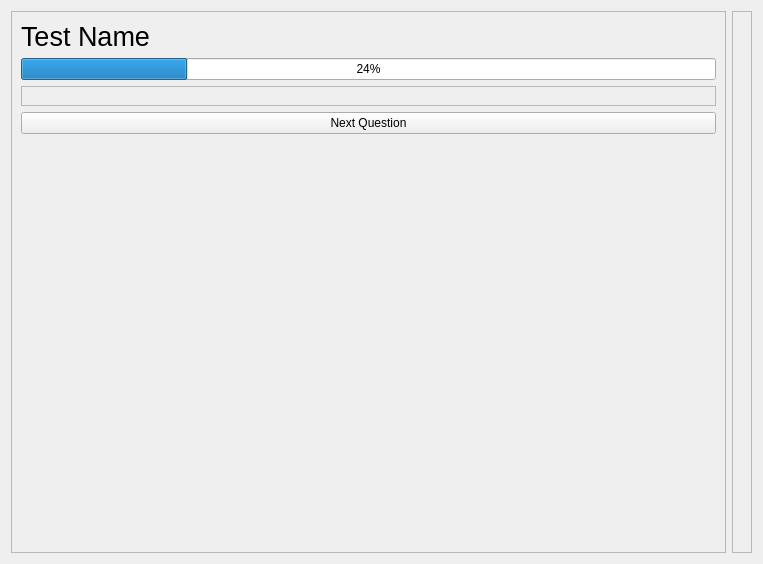
This is src/views/ui/testTaking.ui in adibozzhanov/LeProgram as Qt 5 draws it before an edit. The edited form follows.
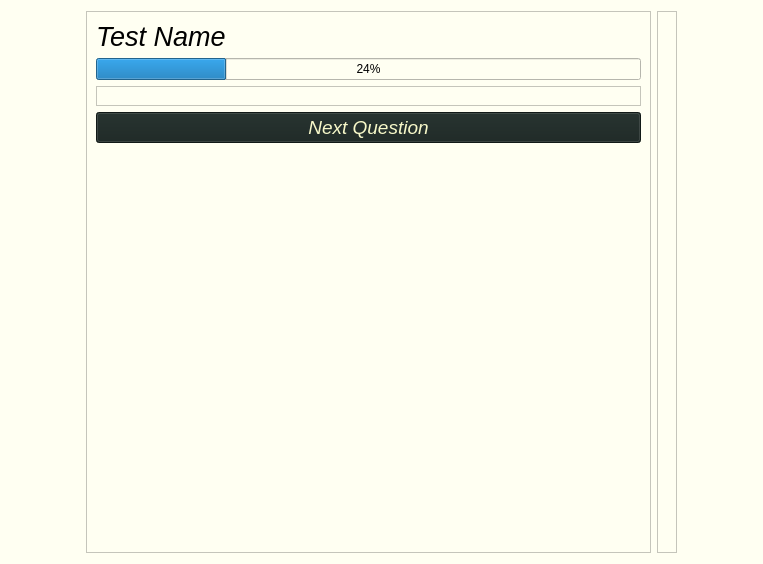
This is the edited form.

```diff
--- a/src/views/ui/testTaking.ui
+++ b/src/views/ui/testTaking.ui
@@ -13,7 +13,26 @@
   <property name="windowTitle">
    <string>Frame</string>
   </property>
+  <property name="styleSheet">
+   <string notr="true">background-color: rgb(255, 255, 242);</string>
+  </property>
   <layout class="QHBoxLayout" name="askLepLayout">
+   <item>
+    <spacer name="horizontalSpacer">
+     <property name="orientation">
+      <enum>Qt::Horizontal</enum>
+     </property>
+     <property name="sizeType">
+      <enum>QSizePolicy::Preferred</enum>
+     </property>
+     <property name="sizeHint" stdset="0">
+      <size>
+       <width>75</width>
+       <height>20</height>
+      </size>
+     </property>
+    </spacer>
+   </item>
    <item>
     <widget class="QFrame" name="frame">
      <property name="frameShape">
@@ -27,7 +46,9 @@
        <widget class="QLabel" name="testNameLabel">
         <property name="font">
          <font>
+          <family>Helvetica Neue</family>
           <pointsize>20</pointsize>
+          <italic>true</italic>
          </font>
         </property>
         <property name="text">
@@ -55,6 +76,18 @@
       </item>
       <item>
        <widget class="QPushButton" name="nextQButton">
+        <property name="font">
+         <font>
+          <family>Helvetica Neue</family>
+          <pointsize>14</pointsize>
+          <italic>true</italic>
+         </font>
+        </property>
+        <property name="styleSheet">
+         <string notr="true">background-color: rgb(24, 35, 32);
+color: rgb(246, 247, 200);
+</string>
+        </property>
         <property name="text">
          <string>Next Question</string>
         </property>
@@ -87,6 +120,22 @@
      <layout class="QHBoxLayout" name="horizontalLayout_2"/>
     </widget>
    </item>
+   <item>
+    <spacer name="horizontalSpacer_2">
+     <property name="orientation">
+      <enum>Qt::Horizontal</enum>
+     </property>
+     <property name="sizeType">
+      <enum>QSizePolicy::Preferred</enum>
+     </property>
+     <property name="sizeHint" stdset="0">
+      <size>
+       <width>75</width>
+       <height>20</height>
+      </size>
+     </property>
+    </spacer>
+   </item>
   </layout>
  </widget>
  <resources/>
```
